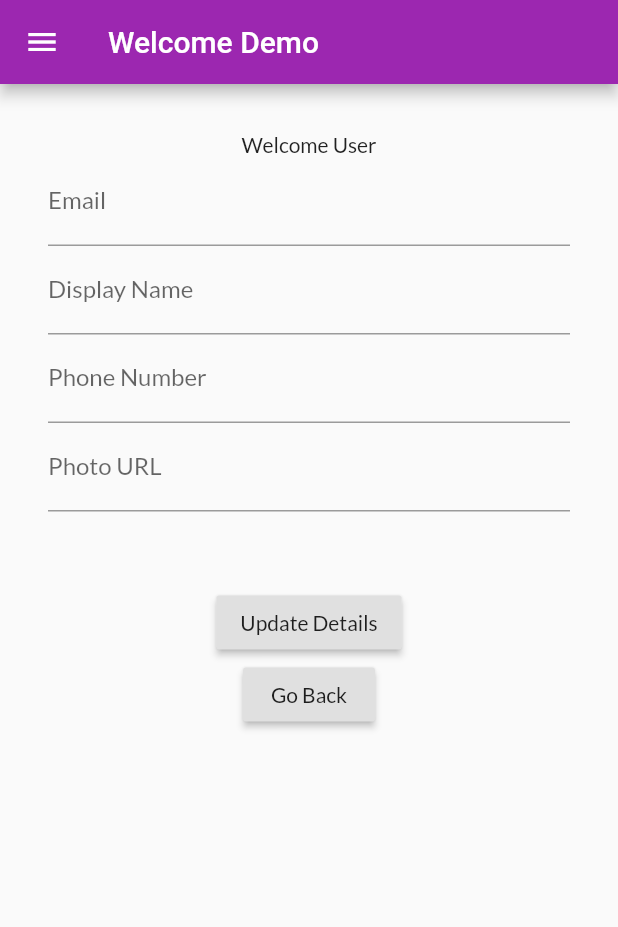
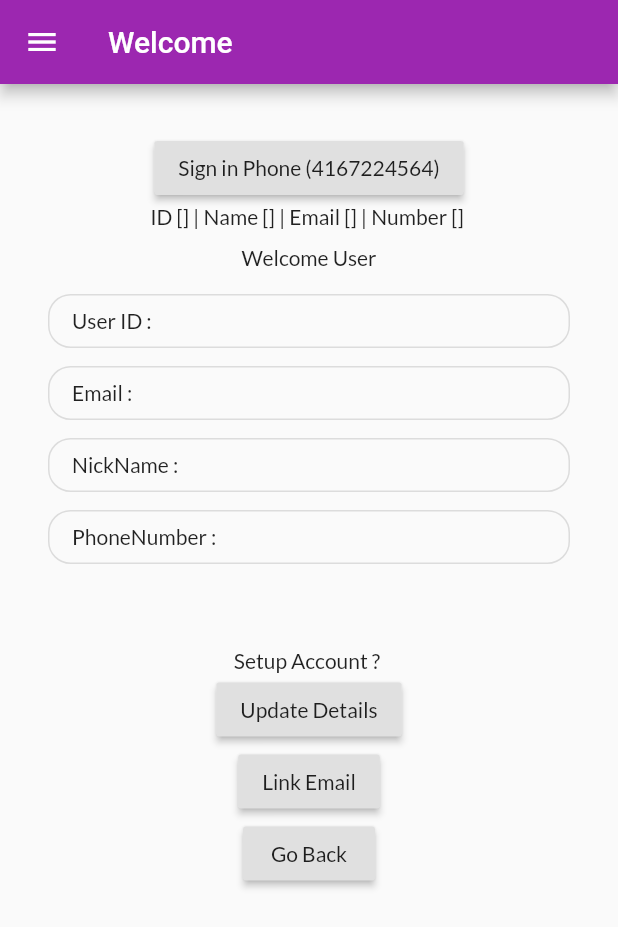
Before and after one commit to khmoiz/flutterShopAppDemo, a Flutter app: the screen it shows after launch, after a tap on "Sign In Using Phone Number", after a tap on "Go Demo", on a phone screen of 412 x 824 dp. Shown: the top 927 px of the screen. Run offline on Flutter 3.47's test engine with Material 2 defaults, Android fonts, the phone set to English and light mode, and no system bars; our stand-ins replace cloud_firestore, equatable, firebase_auth, firebase_crashlytics, google_fonts, google_sign_in and 1 more; missing offline and left inert: apple_sign_in, flutter_webview_plugin; accounts and stored records are empty; network calls fail.

Commit message:
Changes made before attempting different process for Phone Sign in. Using provider but hopefully the right way this time.

```diff
--- a/lib/models/user.dart
+++ b/lib/models/user.dart
@@ -58,6 +58,11 @@ class User extends Equatable with ChangeNotifier {
   }
 
   @override
+  String toString() {
+    return "ID [$id] | Name [$nickName] | Email [$email] | Number [$phoneNumber] ";
+  }
+
+  @override
   // TODO: implement props
   List<Object> get props => [id, email, nickName, phoneNumber, type];
 }
--- a/lib/providers/auth_provider.dart
+++ b/lib/providers/auth_provider.dart
@@ -47,14 +47,59 @@ class AuthProvider extends ChangeNotifier {
     });
   }
 
+  Future<void> demoVerifyPhone(BuildContext context) async {
+//    final PhoneCodeSent smsOtpSent = (String verId, [int forceCodeResend]) {
+//      this.verificationId = verId;
+//      smsOTPDialog(context).then((value) {
+//        print("signed in from dialogue");
+//      });
+//    };
+    try {
+      await _auth.verifyPhoneNumber(
+          phoneNumber: ("+14167224564"),
+          timeout: const Duration(seconds: 15),
+          verificationCompleted: (AuthCredential phoneCredential) {
+            print(
+                "§§§§§§ AuthCredential :  ${phoneCredential.toString()} §§§§§§");
+            this.pCredential = phoneCredential;
+            signInPhone(context);
+            _status = AuthStatus.Authenticated;
+            notifyListeners();
+          },
+          verificationFailed: (AuthException exception) {
+            print("§§§§§ AuthException :  ${exception.message} §§§§§§");
+            throw ("Verification Failed");
+            _status = AuthStatus.Uninitialized;
+            notifyListeners();
+          },
+          codeSent: (verificationId, [code]) =>
+              _smsCodeSent(verificationId, [code]),
+          codeAutoRetrievalTimeout: (String verId) {
+            this.verificationId = verId;
+            smsOTPDialog(context).then((_) {
+              signInPhone(context).then((value) {
+                _status = (value)
+                    ? AuthStatus.Authenticated
+                    : AuthStatus.Unauthenticated;
+                notifyListeners();
+              });
+            });
+          });
+    } catch (e) {
+//      handleError(e, context);
+      errorMessage = (e as PlatformException).message;
+      notifyListeners();
+      throw ((e as PlatformException).message);
+    }
+  }
+
   Future<void> verifyPhone(BuildContext context, String number) async {
-    final PhoneCodeSent smsOtpSent = (String verId, [int forceCodeResend]) {
-      this.verificationId = verId;
-      smsOTPDialog(context).then((value) {
-        print("signed in from dialogue");
-      });
-    };
-
+//    final PhoneCodeSent smsOtpSent = (String verId, [int forceCodeResend]) {
+//      this.verificationId = verId;
+//      smsOTPDialog(context).then((value) {
+//        print("signed in from dialogue");
+//      });
+//    };
     try {
       await _auth.verifyPhoneNumber(
           phoneNumber: ("+1" + number.trim()),
@@ -65,22 +110,33 @@ class AuthProvider extends ChangeNotifier {
                     .toString()} §§§§§§");
             this.pCredential = phoneCredential;
             signInPhone(context);
+            _status = AuthStatus.Authenticated;
+            notifyListeners();
           },
           verificationFailed: (AuthException exception) {
             print("§§§§§ AuthException :  ${exception.message} §§§§§§");
             throw ("Verification Failed");
+            _status = AuthStatus.Uninitialized;
+            notifyListeners();
           },
           codeSent: (verificationId, [code]) =>
               _smsCodeSent(verificationId, [code]),
-          codeAutoRetrievalTimeout: (String verId) {
+          codeAutoRetrievalTimeout: (String verId) async {
             this.verificationId = verId;
-            smsOTPDialog(context);
-            throw ("Verification Timed OUT");
+            await smsOTPDialog(context).then((_) async {
+              await signInPhone(context).then((value) {
+                _status = (value)
+                    ? AuthStatus.Authenticated
+                    : AuthStatus.Unauthenticated;
+                notifyListeners();
+              });
+            });
           });
     } catch (e) {
 //      handleError(e, context);
       errorMessage = (e as PlatformException).message;
       notifyListeners();
+      throw ((e as PlatformException).message);
     }
   }
 
@@ -88,10 +144,10 @@ class AuthProvider extends ChangeNotifier {
     this.verificationId = vId;
   }
 
-  Future<bool> smsOTPDialog(BuildContext context) {
+  Future<void> smsOTPDialog(BuildContext context) {
     return showDialog(
         context: context,
-        barrierDismissible: false,
+        barrierDismissible: true,
         builder: (BuildContext ctxt) {
           return AlertDialog(
             title: Text('Enter SMS Code'),
@@ -110,15 +166,9 @@ class AuthProvider extends ChangeNotifier {
             ),
             actions: <Widget>[
               FlatButton(
-                child: Text('Cancel'),
-                onPressed: () {
-                  Navigator.of(context).pop();
-                },
-              ),
-              FlatButton(
                 child: Text('Done'),
                 onPressed: () async {
-                  await signInPhone(context);
+                  Navigator.of(context).pop();
                 },
               )
             ],
@@ -162,7 +212,8 @@ class AuthProvider extends ChangeNotifier {
     return Future.value(user);
   }
 
-  Future<void> signInPhone(BuildContext context, {bool timeOut = false}) async {
+  Future<bool> signInPhone(BuildContext context, {bool timeOut = false}) async {
+    bool verified = false;
     try {
       final AuthCredential credential = (timeOut)
           ? PhoneAuthProvider.getCredential(
@@ -181,6 +232,7 @@ class AuthProvider extends ChangeNotifier {
               getUserDataFromStore(_currentUser.id);
               getUserFavourites();
             }
+            verified = true;
             notifyListeners();
 //          Navigator.of(context).pushNamed(ProductsOverview.routeName);
           });
@@ -189,15 +241,17 @@ class AuthProvider extends ChangeNotifier {
         }
       });
 //
-
+      return verified;
     } on PlatformException catch (e) {
 //      handleError(e, context);
       errorMessage = e.message;
       notifyListeners();
+      return false;
     }
   }
 
-  Future<void> signUp(String email, String password, String nickname, String number) async {
+  Future<void> signUp(String email, String password, String nickname,
+      String number) async {
     await _auth
         .createUserWithEmailAndPassword(email: email, password: password)
         .catchError((onError) {
--- a/lib/screens/demo_user_home_screen.dart
+++ b/lib/screens/demo_user_home_screen.dart
@@ -1,4 +1,8 @@
 import 'package:flutter/material.dart';
+import 'package:provider/provider.dart';
+import 'package:providerapp/models/auth_status.dart';
+import 'package:providerapp/models/user.dart';
+import 'package:providerapp/providers/auth_provider.dart';
 import 'package:providerapp/widgets/app_drawer.dart';
 
 class DemoUserHomeScreen extends StatefulWidget {
@@ -18,26 +22,191 @@ class _DemoUserHomeScreenState extends State<DemoUserHomeScreen> {
   var numberNode = FocusNode();
   final regExNumber =
       new RegExp('^[+]*[(]{0,1}[0-9]{1,4}[)]{0,1}[-\s\./0-9]*\$');
+  bool _isInit = true;
+  User _currentUser = new User.emptyUser();
+
+  var _initValues = {
+    'id': 'no user',
+    'email': 'no email',
+    'nickName': 'no name',
+    'phoneNumber': 'no number',
+  };
+
+  @override
+  void initState() {
+    super.initState();
+    if (_isInit) {
+      var _authProvider = Provider.of<AuthProvider>(context, listen: false);
+      _authProvider.demoVerifyPhone(context);
+      if (_authProvider.status == AuthStatus.Authenticated) {
+        if (_authProvider.user != null || _authProvider.user.id != null) {
+          setState(() {
+            _currentUser = _authProvider.user;
+            print(_currentUser.toString());
+            _initValues = {
+              'id': _currentUser.id,
+              'email': (_currentUser.email == "")
+                  ? "no email sign in setup"
+                  : _currentUser.email,
+              'nickName': _currentUser.nickName,
+              'phoneNumber': _currentUser.phoneNumber,
+            };
+          });
+        }
+      }
+    }
+  }
+
+  @override
+  void didChangeDependencies() {
+    if (_isInit) {
+      var _authProvider = Provider.of<AuthProvider>(context, listen: false);
+//      _authProvider.demoVerifyPhone(context);
+      if (_authProvider.status == AuthStatus.Authenticated) {
+        setState(() {
+          _currentUser = _authProvider.user;
+          print(_currentUser.toString());
+          _initValues = {
+            'id': _currentUser.id,
+            'email': _currentUser.email,
+            'nickName': _currentUser.nickName,
+            'phoneNumber': _currentUser.phoneNumber,
+          };
+        });
+      }
+    }
+    _isInit = false;
+
+    super.didChangeDependencies();
+  }
+
+  Future<void> showUserData() async {
+    if (_isInit) {
+      var _authProvider = Provider.of<AuthProvider>(context);
+      var wait = await _authProvider.demoVerifyPhone(context);
+      if (_authProvider.status == AuthStatus.Authenticated) {
+        setState(() {
+          _currentUser = _authProvider.user;
+          print(_currentUser.toString());
+          _initValues = {
+            'id': _currentUser.id,
+            'email': _currentUser.email,
+            'nickName': _currentUser.nickName,
+            'phoneNumber': _currentUser.phoneNumber,
+          };
+        });
+      }
+    }
+  }
 
   @override
   Widget build(BuildContext context) {
     return Scaffold(
         appBar: AppBar(
-          title: Text('Welcome Demo'),
+          title: Text('Welcome'),
         ),
         drawer: AppDrawer(),
         body: bodyContent(context));
   }
 
   bodyContent(BuildContext context) {
+    final authProvider = Provider.of<AuthProvider>(context);
+
     return Container(
       margin: EdgeInsets.all(16),
       padding: EdgeInsets.all(16),
       child: Center(
         child: Column(
           children: <Widget>[
+            RaisedButton(
+              child: Text('Sign in Phone (4167224564)'),
+              onPressed: () {
+                Provider.of<AuthProvider>(context, listen: false)
+                    .demoVerifyPhone(context)
+                    .then((_) => showUserData());
+              },
+            ),
+            Text('${_currentUser.toString()}'),
+            SizedBox(
+              height: 10,
+            ),
             Text('Welcome User'),
+            SizedBox(
+              height: 10,
+            ),
+            OutlineButton(
+                shape: new RoundedRectangleBorder(
+                    borderRadius: new BorderRadius.circular(15.00)),
+                color: Theme.of(context).primaryColor,
+                onPressed: () {},
+                child: Row(
+                  children: <Widget>[
+                    Text('User ID : '),
+                    Text(' ${_currentUser.id}'),
+                  ],
+                )),
+            OutlineButton(
+                shape: new RoundedRectangleBorder(
+                    borderRadius: new BorderRadius.circular(15.00)),
+                color: Theme.of(context).primaryColor,
+                onPressed: () {},
+                child: Row(
+                  children: <Widget>[
+                    Text('Email : '),
+                    Text(' ${_currentUser.email}'),
+                  ],
+                )),
+            OutlineButton(
+                shape: new RoundedRectangleBorder(
+                    borderRadius: new BorderRadius.circular(15.00)),
+                color: Theme.of(context).primaryColor,
+                onPressed: () {},
+                child: Row(
+                  children: <Widget>[
+                    Text('NickName : '),
+                    Text(' ${_currentUser.nickName}'),
+                  ],
+                )),
+            OutlineButton(
+                color: Theme.of(context).primaryColor,
+                shape: new RoundedRectangleBorder(
+                    borderRadius: new BorderRadius.circular(15.00)),
+                onPressed: () {},
+                child: Row(
+                  children: <Widget>[
+                    Text('PhoneNumber : '),
+                    Text(' ${_currentUser.phoneNumber}'),
+                  ],
+                )),
+            SizedBox(
+              height: 50,
+            ),
+            Text('Setup Account ? '),
+            RaisedButton(
+              child: Text('Update Details'),
+              onPressed: () {},
+            ),
+            RaisedButton(
+              child: Text('Link Email'),
+              onPressed: () {},
+            ),
+            RaisedButton(
+              child: Text('Go Back'),
+              onPressed: () {
+                Navigator.of(context).pop();
+              },
+            ),
+          ],
+        ),
+      ),
+    );
+  }
+}
+
+/*
+
 TextFormField(
+initialValue: _initValues['email'],
 decoration: InputDecoration(labelText: 'Email'),
 textInputAction: TextInputAction.next,
 keyboardType: TextInputType.emailAddress,
@@ -54,6 +223,7 @@ class _DemoUserHomeScreenState extends State<DemoUserHomeScreen> {
 },
 ),
 TextFormField(
+initialValue: _initValues['nickName'],
 decoration: InputDecoration(labelText: 'Display Name'),
 textInputAction: TextInputAction.next,
 focusNode: nicknameNode,
@@ -71,6 +241,7 @@ class _DemoUserHomeScreenState extends State<DemoUserHomeScreen> {
 },
 ),
 TextFormField(
+initialValue: _initValues['phoneNumber'],
 decoration: InputDecoration(labelText: 'Phone Number'),
 textInputAction: TextInputAction.next,
 keyboardType: TextInputType.number,
@@ -88,34 +259,4 @@ class _DemoUserHomeScreenState extends State<DemoUserHomeScreen> {
 }
 return null;
 },
-            ),
-            TextFormField(
-              decoration: InputDecoration(labelText: 'Photo URL'),
-              textInputAction: TextInputAction.next,
-              keyboardType: TextInputType.number,
-              focusNode: numberNode,
-              onFieldSubmitted: (_) =>
-                  FocusScope.of(context).requestFocus(passwordNode),
-              onSaved: (value) {
-                number = value;
-              },
-            ),
-            SizedBox(
-              height: 50,
-            ),
-            RaisedButton(
-              child: Text('Update Details'),
-              onPressed: () {},
-            ),
-            RaisedButton(
-              child: Text('Go Back'),
-              onPressed: () {
-                Navigator.of(context).pop();
-              },
-            ),
-          ],
-        ),
-      ),
-    );
-  }
-}
+)*/
--- a/lib/widgets/login_signin_tab.dart
+++ b/lib/widgets/login_signin_tab.dart
@@ -1,5 +1,6 @@
 import 'package:flutter/material.dart';
 import 'package:provider/provider.dart';
+import 'package:providerapp/models/auth_status.dart';
 import 'package:providerapp/providers/auth_provider.dart';
 import 'package:providerapp/screens/demo_user_home_screen.dart';
 import 'package:providerapp/screens/products_overview_screen.dart';
@@ -39,7 +40,7 @@ class _LoginSigninTabState extends State<LoginSigninTab> {
 
   @override
   Widget build(BuildContext context) {
-    final authProvider = Provider.of<AuthProvider>(context, listen: false);
+    final authProvider = Provider.of<AuthProvider>(context);
 
     return Card(
       elevation: 5,
@@ -114,34 +115,42 @@ class _LoginSigninTabState extends State<LoginSigninTab> {
 //                SnackBar(content: Text('Request Timed Out! Please try again')));
 //          });
         }
-
         break;
       case AuthType.Phone:
         if (_phoneForm.currentState.validate()) {
           _phoneForm.currentState.save();
-          var userAccount = await authProvider.demoSignInPhone(
-              context, phoneTextController.text);
+//          await authProvider.verifyPhone(context, phoneTextController.text);
+          await authProvider.demoVerifyPhone(context);
+          if (authProvider.status == AuthStatus.Authenticated) {
             await showDialog(
               context: context,
               barrierDismissible: true,
               // false = user must tap button, true = tap outside dialog
               builder: (BuildContext dialogContext) {
                 return AlertDialog(
-                title: Text('Successfully Logged ${userAccount.phoneNumber}!'),
-                content: Text('Hey ${userAccount.nickName}, we found you!'),
+                  title: Text(
+                      'Successfully Logged ${authProvider.status.toString()}!'),
+                  content: Text('Hey  we found you!'),
                   actions: <Widget>[
                     FlatButton(
                       child: Text('Go to my Home Page'),
                       onPressed: () {
-                      Navigator.of(dialogContext).pop(); // Dismiss alert dialog
+                        Navigator.of(dialogContext)
+                            .pop(); // Dismiss alert dialog
                       },
                     ),
                   ],
                 );
               },
-          ).then((value) {
+            ).then((_) {
               Navigator.of(context).pushNamed(DemoUserHomeScreen.routeName);
             });
+          } else {
+            Scaffold.of(context).showSnackBar(SnackBar(
+              content: Text('FAILED'),
+            ));
+          }
+
 //          authProvider
 //              .signIn(emailTextController.text, passwordTextController.text)
 //              .then((_) {
```
Lines whose indentation alone changed are shown as unchanged.
